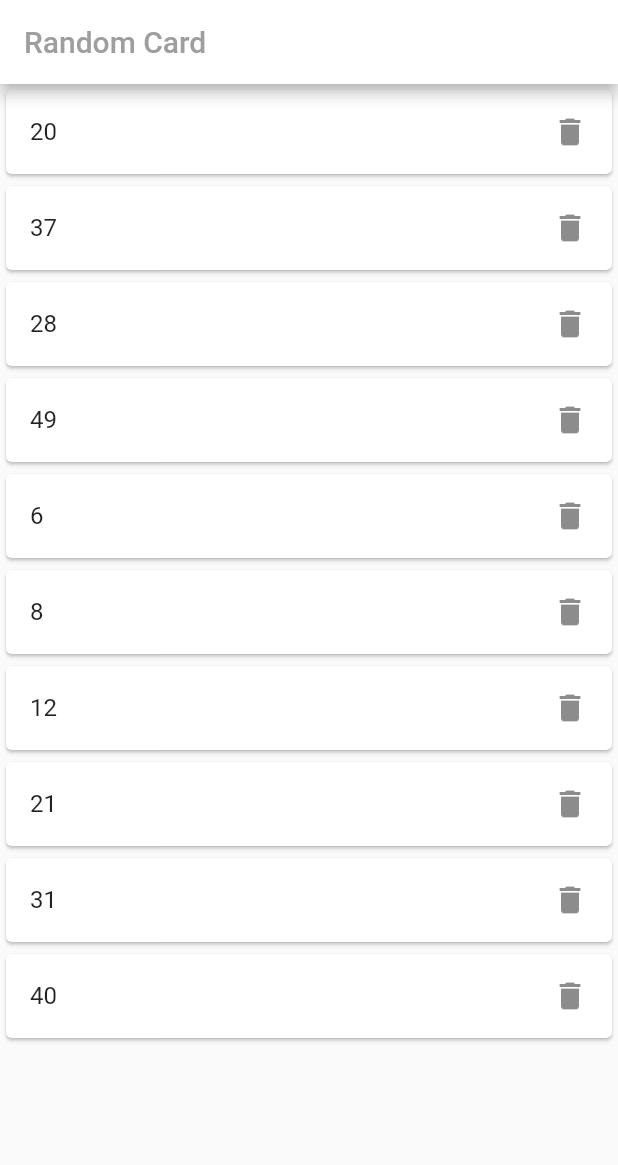
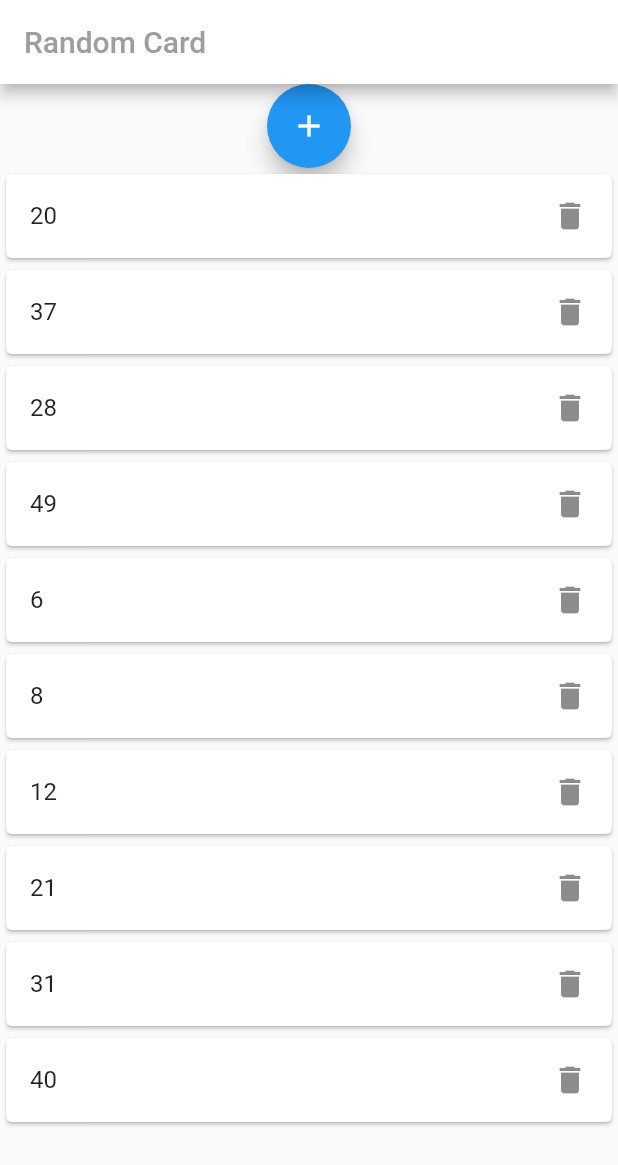
Before and after one commit to gnckck/flutter-cardWeb, a Flutter app: the screen it shows after launch, on a phone screen of 412 x 824 dp. Shown: the top 1165 px of the screen. Run offline on Flutter 3.47's test engine with Material 2 defaults, Android fonts, the phone set to English and light mode, and no system bars.

Commit message:
추가 버튼을 통해 Card 추가
FloatingActionButton의onPressed()에서 numList 추가
----------------------------------
< Listview 높이 설정 >

- shrinkWrap :  true
내부 컨텐츠에 맞춰서 높이 결정

- Expanded()
고정된 높이를 주지 않고 화면의 나머지 높이를 전부 Listview에 할당

```diff
--- a/lib/main.dart
+++ b/lib/main.dart
@@ -22,40 +22,41 @@ class CardWeb extends StatelessWidget {
 class CardPage extends StatefulWidget {
   const CardPage({super.key});
 
-
   @override
   State<CardPage> createState() => _CardPageState();
 }
 
-
 class _CardPageState extends State<CardPage> {
-
-
   final numList = [];
   final cNums = Random();
 
   @override
   void initState() {
-      for (int i = 0; i < 10; i++){
+    for (int i = 0; i < 10; i++) {
       numList.add(cNums.nextInt(50));
     }
     super.initState();
   }
 
-
   @override
-  Widget build(BuildContext context ) {
-
+  Widget build(BuildContext context) {
     return Scaffold(
       appBar: AppBar(
-        title: const Text(
-          'Random Card',
-          style: TextStyle(color: Colors.grey)),
+        title: const Text('Random Card', style: TextStyle(color: Colors.grey)),
         backgroundColor: Colors.white,
       ),
-      body: ListView.builder(
+      body: Column(
+        children: [
+          FloatingActionButton(
+              onPressed: (() => setState(() {
+                    numList.add(cNums.nextInt(50));
+                  })),
+              child: const Icon(Icons.add)),
+          Expanded(
+            child: ListView.builder(
+                // shrinkWrap: true,         => children이 많아져 화면이상으로 넘어가면 오버플로우가 발생
                 itemCount: numList.length,
-        itemBuilder: (context, index){
+                itemBuilder: (context, index) {
                   return Card(
                     child: ListTile(
                         title: Text(
@@ -77,10 +78,11 @@ class _CardPageState extends State<CardPage> {
                           setState(() {
                             numList[index]++;
                           });
-              }
+                        }),
+                  );
+                }),
           ),
-          );
-        }
+        ],
       ),
     );
   }
```
Lines whose indentation alone changed are shown as unchanged.
